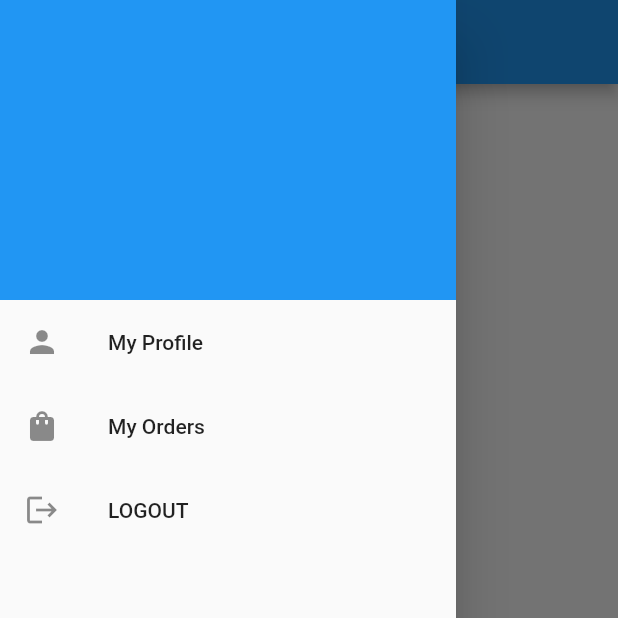
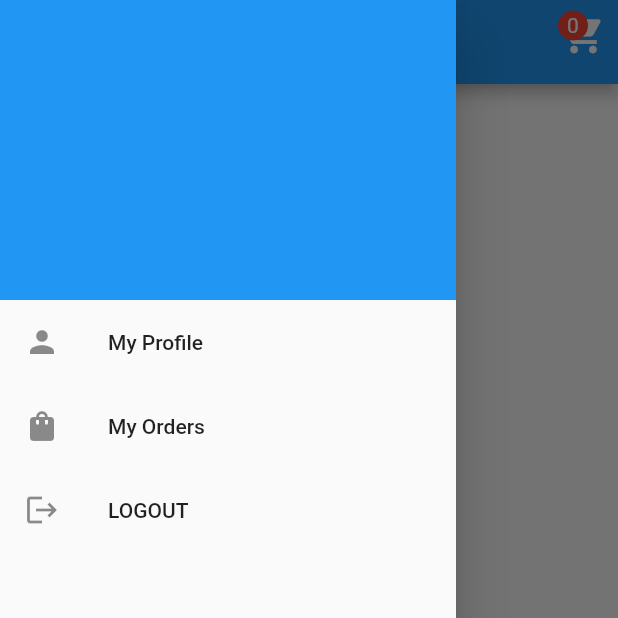
Before and after one commit to ridayislam402/Online_Shopping_MVC_Firebase_Flutter, a Flutter app: the ProductPage screen opened by its route, with the side drawer open, on a phone screen of 412 x 824 dp, the top half of it. Run offline on Flutter 3.47's test engine with Material 2 defaults, Android fonts, the phone set to English and light mode, and no system bars; our stand-ins replace cloud_firestore, firebase_auth, firebase_core, firebase_storage, flutter_easyloading; accounts and stored records are empty.

```diff
--- a/lib/main.dart
+++ b/lib/main.dart
@@ -1,6 +1,7 @@
 import 'package:firebase_core/firebase_core.dart';
 import 'package:flutter/material.dart';
 import 'package:flutter_easyloading/flutter_easyloading.dart';
+import 'package:online_shopping/pages/cart_page.dart';
 import 'package:online_shopping/pages/launcher_page.dart';
 import 'package:online_shopping/pages/login_page.dart';
 import 'package:online_shopping/pages/product_page.dart';
@@ -40,6 +41,7 @@ class MyApp extends StatelessWidget {
       //  DashbordPage.routeName : (context) => DashbordPage(),
         LoginPage.routeName : (context) => LoginPage(),
         ProductPage.routeName : (context) => ProductPage(),
+        CartPage.routeName : (context) => CartPage(),
       //  CategoryPage.routeName : (context) => CategoryPage(),
       //  OrderPage.routeName : (context) => OrderPage(),
       //  UserPage.routeName : (context) => UserPage(),
--- a/lib/pages/product_page.dart
+++ b/lib/pages/product_page.dart
@@ -1,5 +1,6 @@
 import 'package:flutter/material.dart';
 import 'package:online_shopping/customwidgets/product_item.dart';
+import 'package:online_shopping/pages/cart_page.dart';
 import 'package:provider/provider.dart';
 
 import '../customwidgets/main_drawer.dart';
@@ -18,6 +19,39 @@ class ProductPage extends StatelessWidget {
       drawer: MainDrawer(),
       appBar: AppBar(
         title: const Text('Products'),
+        actions: [
+          InkWell(
+            onTap: () => Navigator.pushNamed(context, CartPage.routeName),
+            child: Padding(
+              padding: const EdgeInsets.all(8.0),
+              child: Stack(
+                clipBehavior: Clip.none,
+                children: [
+                  Icon(
+                    Icons.shopping_cart,
+                    size: 30,
+                  ),
+                  Positioned(
+                    left: -2,
+                    top: -1,
+                    child: Container(
+                      width: 20,
+                      height: 20,
+                      alignment: Alignment.center,
+                      decoration: BoxDecoration(
+                          color: Colors.red, shape: BoxShape.circle),
+                      child: FittedBox(
+                        child: Consumer<CartProvider>(
+                            builder: (context, provider, _) =>
+                                Text('${provider.totalItemsInCart}')),
+                      ),
+                    ),
+                  )
+                ],
+              ),
+            ),
+          )
+        ],
       ),
       body: Consumer<ProductProvider>(
       builder: (context, provider, _) => provider.productList.isEmpty
```
Also changed, not shown: lib/customwidgets/cart_item.dart (added, +83 -0 lines), lib/db/db_helper.dart (+20 -0 lines), lib/pages/cart_page.dart (added, +87 -0 lines), lib/providers/card_provider.dart (+24 -1 lines).
